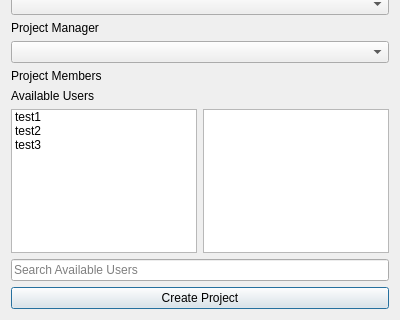
The window that newprojectform.ui (BelchieBen/BenjaminBelcherAssessment) describes before a commit, drawn with Qt 5; both pictures show x 0 to 400 and y 285 to 605 of the 400 by 605 pixel window.
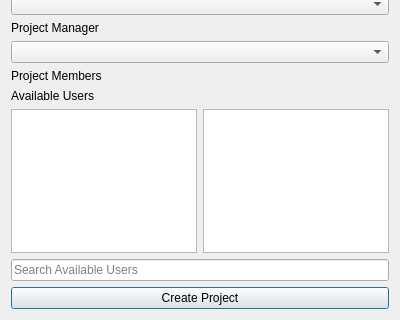
The same window after the commit.

What changed in the file:
```diff
--- a/newprojectform.ui
+++ b/newprojectform.ui
@@ -91,23 +91,7 @@
      <item>
       <layout class="QHBoxLayout" name="horizontalLayout">
        <item>
-        <widget class="QListWidget" name="AssignedUsersList">
-         <item>
-          <property name="text">
-           <string>test1</string>
-          </property>
-         </item>
-         <item>
-          <property name="text">
-           <string>test2</string>
-          </property>
-         </item>
-         <item>
-          <property name="text">
-           <string>test3</string>
-          </property>
-         </item>
-        </widget>
+        <widget class="QListWidget" name="AssignedUsersList"/>
        </item>
        <item>
         <widget class="QListWidget" name="AvailableUsersList"/>
```
